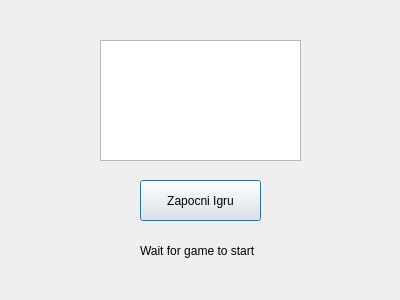
PavleVl/FingerCoaster, file FingerCoaster/lobby.ui: the form before one commit.
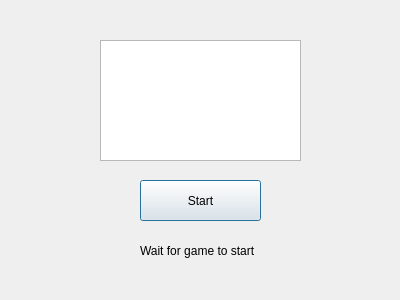
The form after the commit.

Patch:
```diff
--- a/FingerCoaster/lobby.ui
+++ b/FingerCoaster/lobby.ui
@@ -33,7 +33,7 @@
     </rect>
    </property>
    <property name="text">
-    <string>Zapocni Igru</string>
+    <string>Start</string>
    </property>
   </widget>
   <widget class="QLabel" name="label">
```
Left out of the diff: 4 changed lines with no effect on the pictures.
